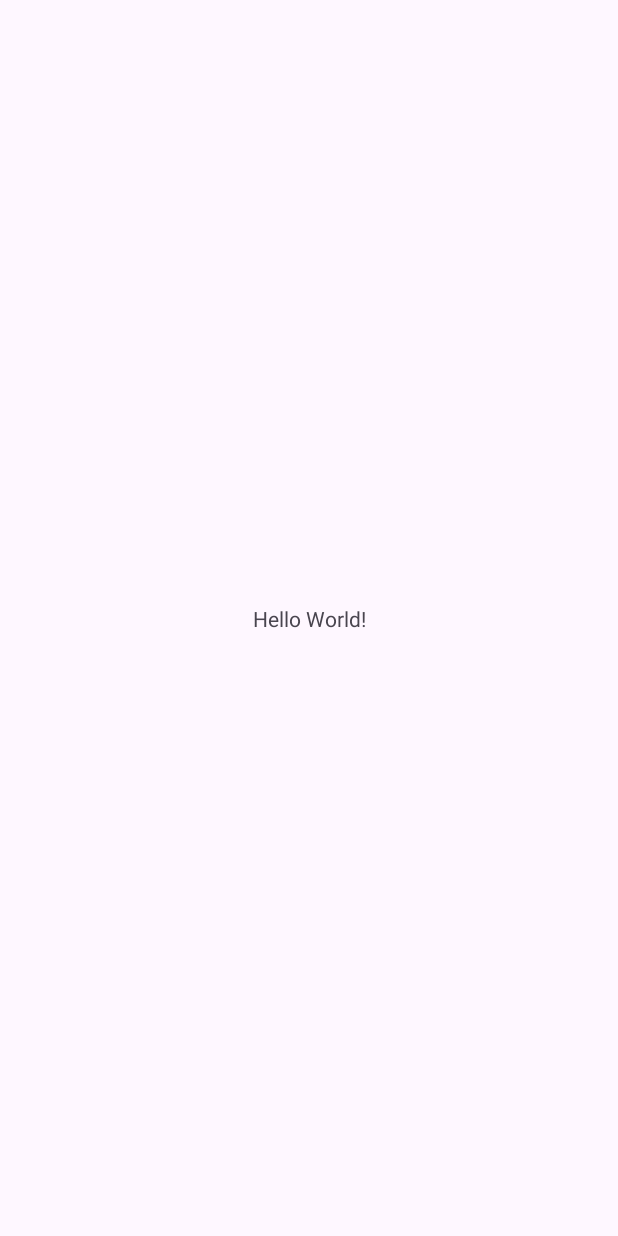
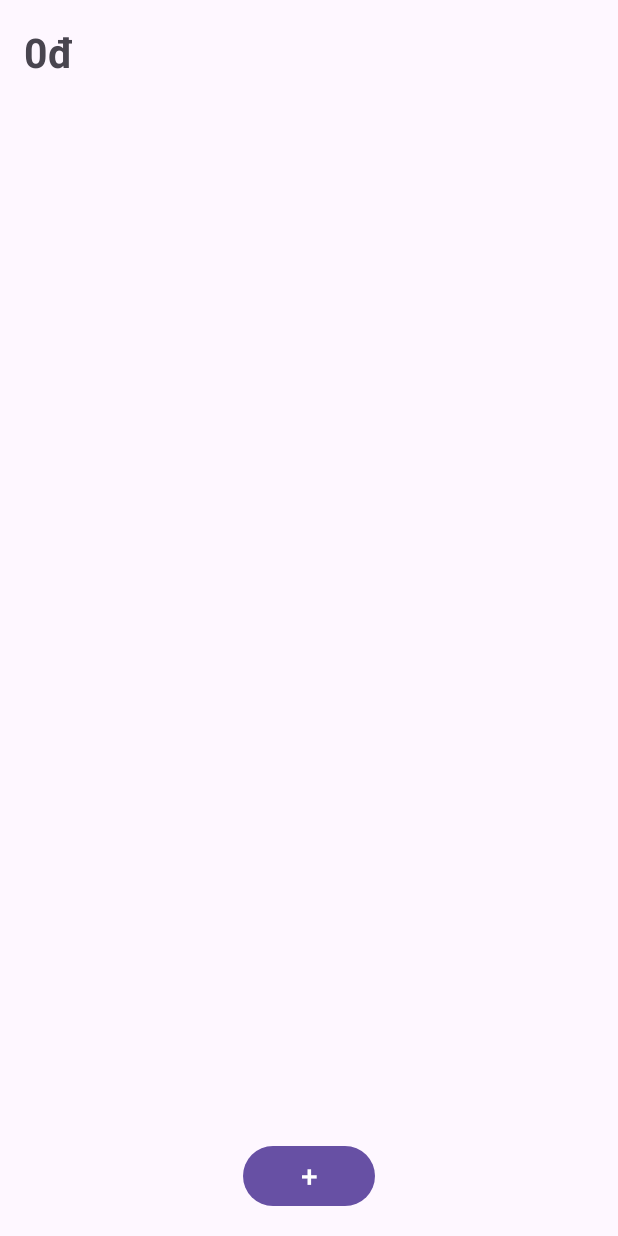
Before and after one commit to TKahh/MyWallet, an Android app: the screen it shows after launch (MainActivity), on a phone screen of 412 x 824 dp. Before the commit the screen is almost empty. Run offline under Robolectric (Android 15) with nearby library versions, the phone set to English and light mode, and no system bars.

Commit message:
Show current balance and add money

```diff
--- a/app/src/main/java/tdtu/fit/tvka/mywallet/MainActivity.java
+++ b/app/src/main/java/tdtu/fit/tvka/mywallet/MainActivity.java
@@ -1,17 +1,76 @@
 package tdtu.fit.tvka.mywallet;
 
+import androidx.appcompat.app.AlertDialog;
 import androidx.appcompat.app.AppCompatActivity;
 
+import android.content.DialogInterface;
 import android.os.Bundle;
+import android.text.InputType;
+import android.view.InputDevice;
+import android.view.View;
+import android.widget.Button;
+import android.widget.EditText;
+import android.widget.TextView;
+import android.widget.Toast;
+
 
 public class MainActivity extends AppCompatActivity {
+
+    TextView moneyview;
+    Button buttonaddmoney;
+    int currentMoney = 0;
 
     @Override
     protected void onCreate(Bundle savedInstanceState) {
         super.onCreate(savedInstanceState);
         setContentView(R.layout.activity_main);
-        //hello there
-        //goodjib
-        //testing testing
+
+        moneyview = findViewById(R.id.MoneyView);
+        buttonaddmoney = findViewById(R.id.buttonAddMoney);
+
+        updateMoneyDisplay();
+        buttonaddmoney.setOnClickListener(new View.OnClickListener() {
+            @Override
+            public void onClick(View view) {
+                showAddMoneyDialog();
+            }
+        });
+
+    }
+
+    private void updateMoneyDisplay() {
+        moneyview.setText(currentMoney + "đ" );
+    }
+
+    private void showAddMoneyDialog() {
+        AlertDialog.Builder builder = new AlertDialog.Builder(this);
+        builder.setTitle("Add money");
+        final EditText input = new EditText(this);
+        input.setInputType(InputType.TYPE_CLASS_NUMBER);
+        builder.setView(input);
+
+        builder.setPositiveButton("Add", new DialogInterface.OnClickListener() {
+            @Override
+            public void onClick(DialogInterface dialogInterface, int i) {
+                String  moneyString = input.getText().toString();
+
+                if(!moneyString.isEmpty()){
+                    int MoneyAdd = Integer.parseInt(moneyString);
+                    currentMoney += MoneyAdd;
+                    updateMoneyDisplay();
+                }
+                else{
+                    Toast.makeText(MainActivity.this, "Please enter a valid amount", Toast.LENGTH_SHORT ).show();
+                }
+            }
+        });
+
+        builder.setNegativeButton("Cancel", new DialogInterface.OnClickListener() {
+            @Override
+            public void onClick(DialogInterface dialogInterface, int i) {
+                dialogInterface.cancel();
+            }
+        });
+        builder.show();
     }
 }
--- a/app/src/main/res/layout/activity_main.xml
+++ b/app/src/main/res/layout/activity_main.xml
@@ -1,18 +1,29 @@
 <?xml version="1.0" encoding="utf-8"?>
-<androidx.constraintlayout.widget.ConstraintLayout xmlns:android="http://schemas.android.com/apk/res/android"
-    xmlns:app="http://schemas.android.com/apk/res-auto"
+<RelativeLayout xmlns:android="http://schemas.android.com/apk/res/android"
     xmlns:tools="http://schemas.android.com/tools"
     android:layout_width="match_parent"
     android:layout_height="match_parent"
+    xmlns:app="http://schemas.android.com/apk/res-auto"
+    android:orientation="vertical"
+    android:padding="16dp"
     tools:context=".MainActivity">
 
     <TextView
+        android:layout_width="match_parent"
+        android:layout_height="wrap_content"
+        android:id="@+id/MoneyView"
+        android:text="0"
+        android:textSize="27dp"
+        android:textStyle="bold"
+        />
+
+    <Button
+        android:id="@+id/buttonAddMoney"
         android:layout_width="wrap_content"
         android:layout_height="wrap_content"
-        android:text="Hello World!"
-        app:layout_constraintBottom_toBottomOf="parent"
-        app:layout_constraintEnd_toEndOf="parent"
-        app:layout_constraintStart_toStartOf="parent"
-        app:layout_constraintTop_toTopOf="parent" />
+        android:text="+"
+        android:textSize="20dp"
+        android:layout_alignParentBottom="true"
+        android:layout_centerHorizontal="true"/>
 
-</androidx.constraintlayout.widget.ConstraintLayout>
+</RelativeLayout>
```
